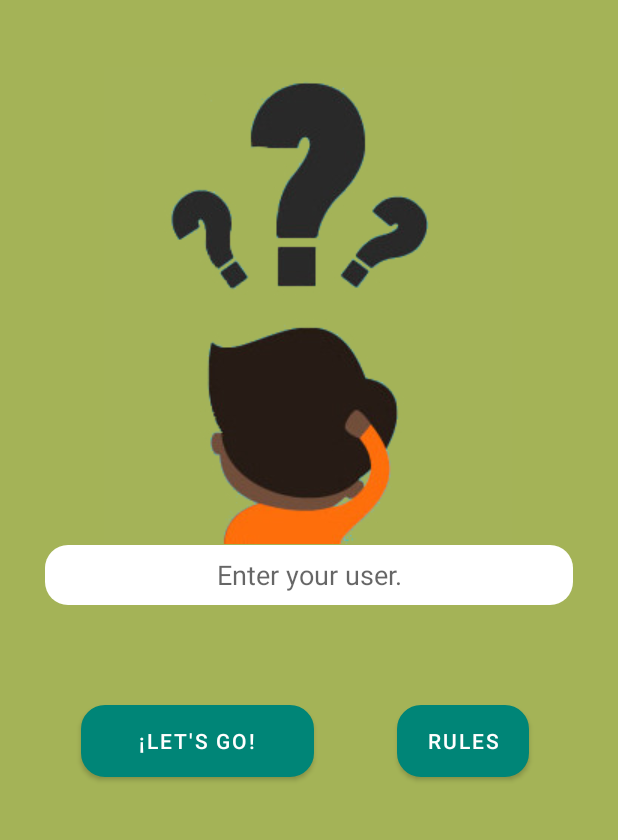
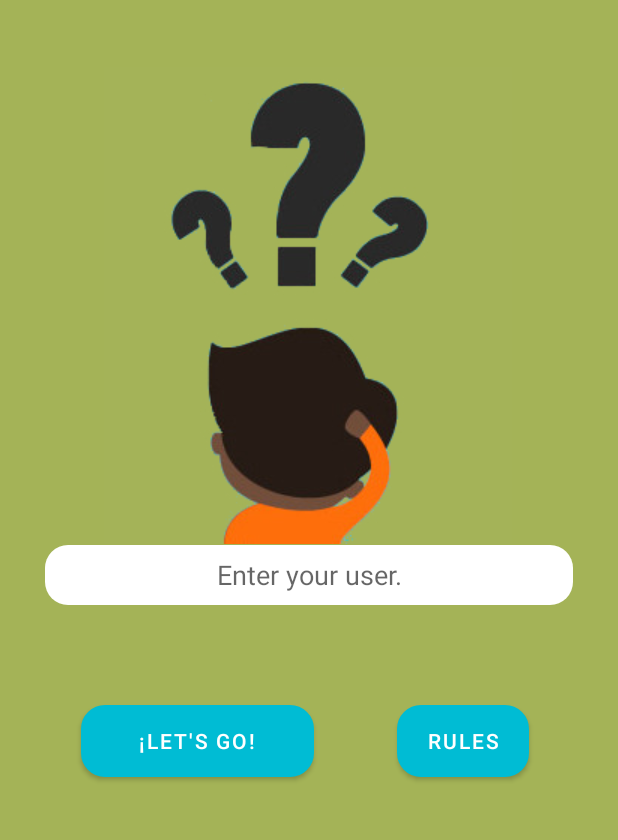
Before and after one commit to Artudoxo/TestWhataTest, an Android app: the screen it shows after launch (MainActivity), on a phone screen of 412 x 824 dp, the part 159-999 px from its top. Run offline under Robolectric (Android 15) with nearby library versions, the phone set to English and light mode, and no system bars.

Commit message:
Se cambio el color primario a Skyblue.

```diff
--- a/app/src/main/res/values/colors.xml
+++ b/app/src/main/res/values/colors.xml
@@ -1,6 +1,6 @@
 <?xml version="1.0" encoding="utf-8"?>
 <resources>
-    <color name="colorPrimary">#008577</color>
+    <color name="colorPrimary">#00BCD4</color>
     <color name="colorPrimaryDark">#00574B</color>
     <color name="colorAccent">#D81B60</color>
     <color name="colorBackground">#a4b357</color>
```
